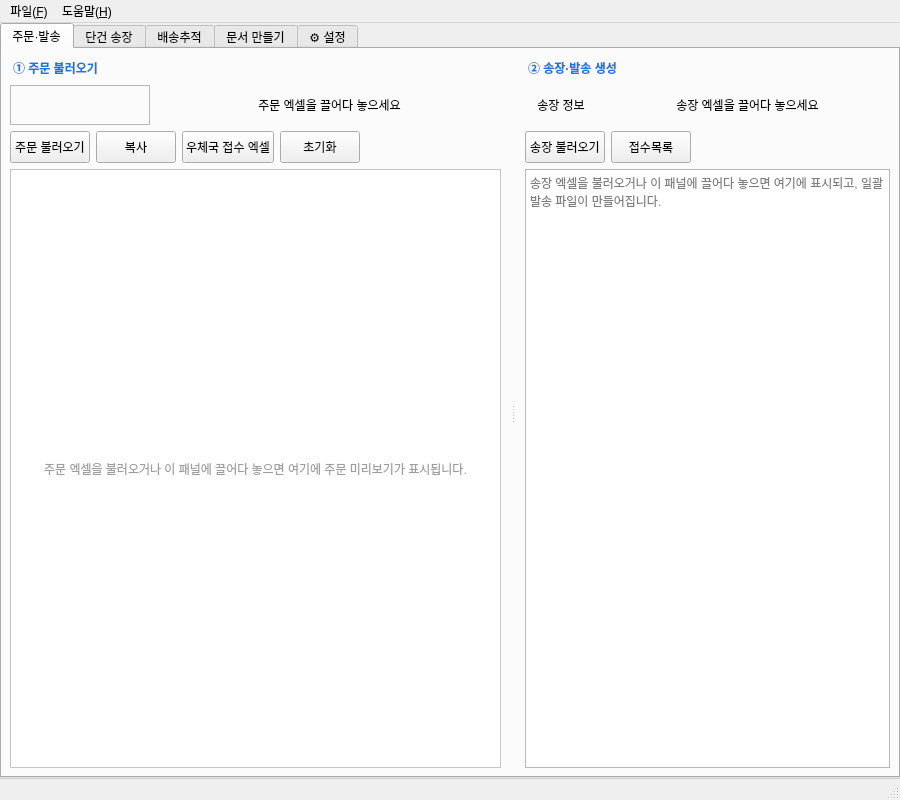
First picture: the form in ui/main_window.ui, repository Peanut0711/easy-fulfill, before the edit.
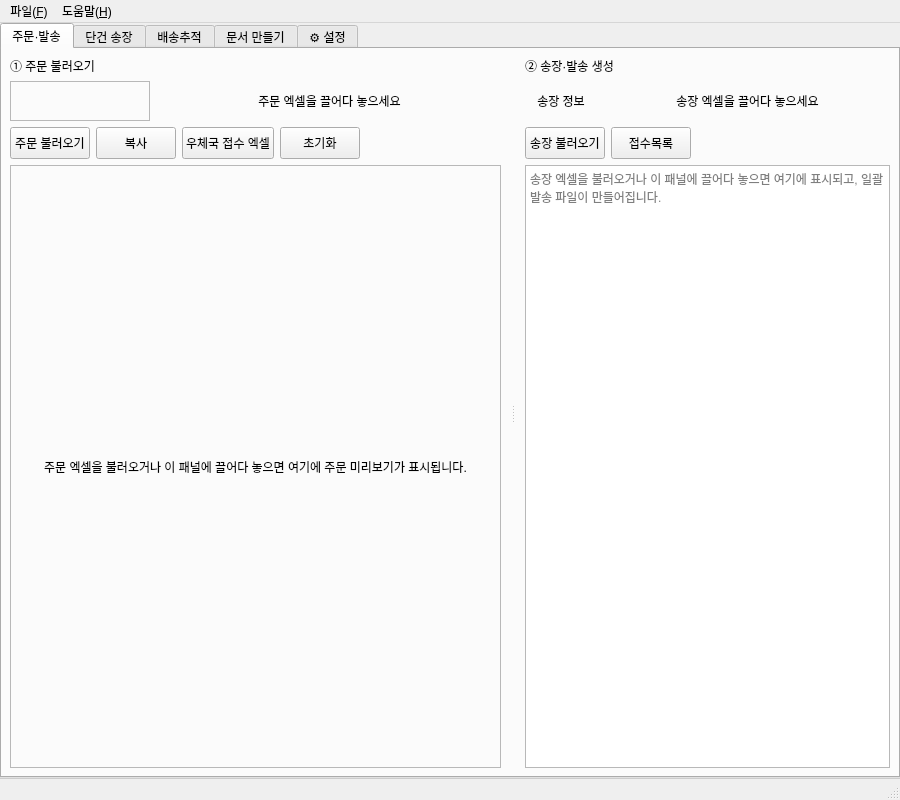
Second picture: the form after the edit.

Commit message: feat(ui): 주문·발송 탭을 카드·단계 배지로 다시 짜고 버튼 겹침 수정

```diff
--- a/ui/main_window.ui
+++ b/ui/main_window.ui
@@ -98,9 +98,6 @@
               </property>
               <item>
                <widget class="QLabel" name="label_step_order">
-                <property name="styleSheet">
-                 <string>font-weight: 600; color: #1a73e8; padding: 2px 0;</string>
-                </property>
                 <property name="text">
                  <string>① 주문 불러오기</string>
                 </property>
@@ -286,9 +283,6 @@
                   <property name="frameShape">
                    <enum>QFrame::Shape::StyledPanel</enum>
                   </property>
-                  <property name="styleSheet">
-                   <string>color: #9e9e9e; background: palette(base);</string>
-                  </property>
                   <property name="text">
                    <string>주문 엑셀을 불러오거나 이 패널에 끌어다 놓으면 여기에 주문 미리보기가 표시됩니다.</string>
                   </property>
@@ -369,9 +363,6 @@
               </property>
               <item>
                <widget class="QLabel" name="label_step_ship">
-                <property name="styleSheet">
-                 <string>font-weight: 600; color: #1a73e8; padding: 2px 0;</string>
-                </property>
                 <property name="text">
                  <string>② 송장·발송 생성</string>
                 </property>
```
Left out of the diff: 6 changed lines with no effect on the pictures. The commit also changes 7 other files.
